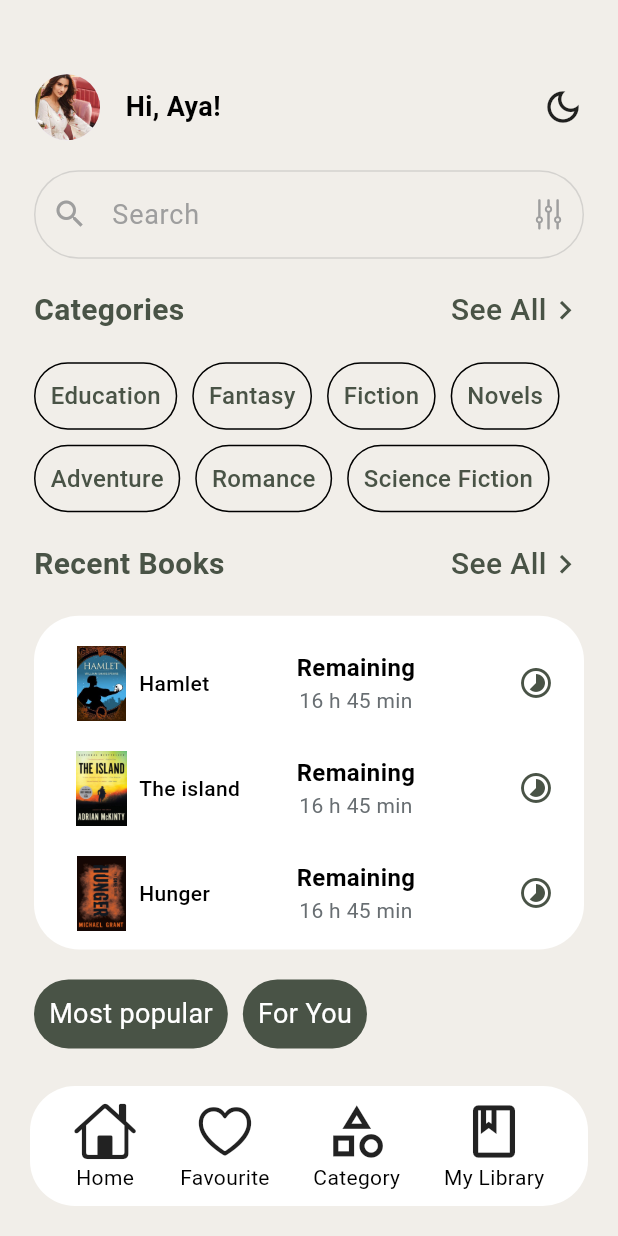
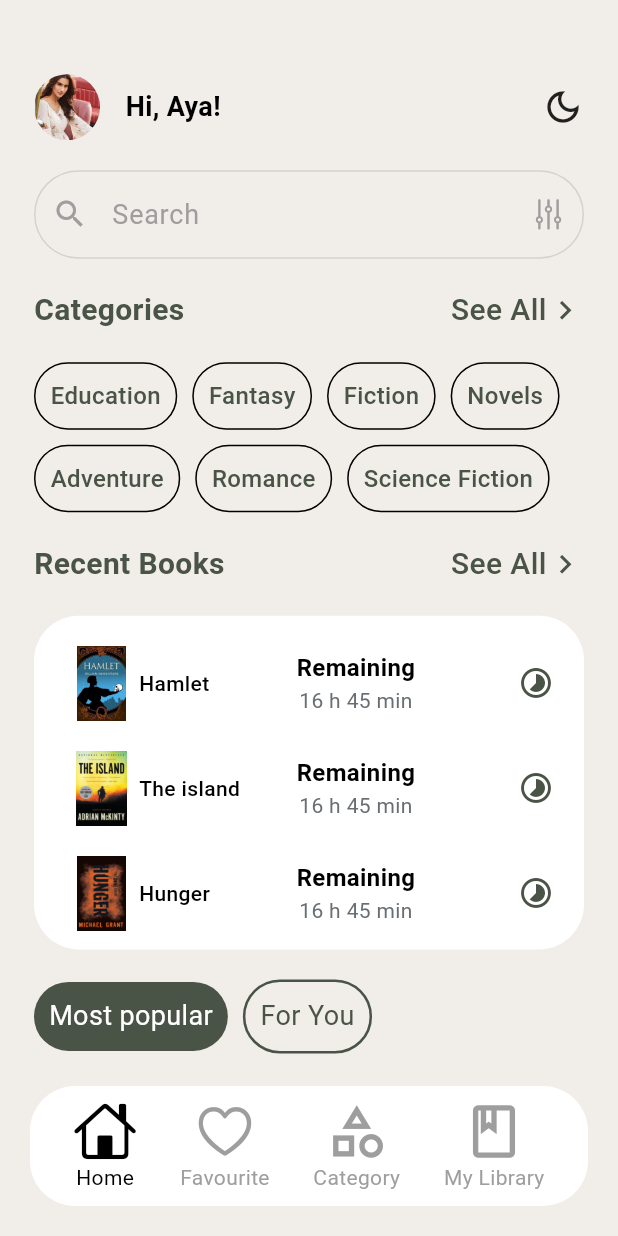
Before and after one commit to ISLAM2ADEL/book_store, a Flutter app: the Home screen opened directly, on a phone screen of 412 x 824 dp. Run offline on Flutter 3.47's test engine with Material 3 defaults, Android fonts, the phone set to English and light mode, and no system bars; our stand-ins replace bloc, flutter_bloc, get, icons_plus, smooth_page_indicator; network calls fail.

Commit message:
home cubit (1) eslam

```diff
--- a/lib/Auth/LogIn_Screen/LogIn_Screen.dart
+++ b/lib/Auth/LogIn_Screen/LogIn_Screen.dart
@@ -1,5 +1,6 @@
 import 'package:book_store/Auth/OnBoardingScreen.dart';
 import 'package:book_store/Auth/SignUp_Screen/SignUP_Screen.dart';
+import 'package:book_store/home%20screen/home.dart';
 import 'package:flutter/cupertino.dart';
 import 'package:flutter/material.dart';
 import 'package:get/get.dart';
@@ -161,7 +162,9 @@ class _LoginScreenState extends State<LoginScreen> {
                 // Login Button
                 Center(
                   child: InkWell(
-                    onTap: () {},
+                    onTap: () {
+                      Get.offAll(const Home());
+                    },
                     child: CreateAccContainer(
                       fontColor: Colors.white,
                       height: height * 0.06,
--- /dev/null
+++ b/lib/book space cubit/bottom cubit/bottom_cubit.dart
@@ -0,0 +1,36 @@
+import 'package:bloc/bloc.dart';
+import 'package:meta/meta.dart';
+
+part 'bottom_state.dart';
+
+enum Bar { home, favourite, category, myLibrary }
+
+class BottomCubit extends Cubit<BottomState> {
+  BottomCubit() : super(BottomInitial());
+
+  Bar barChoice = Bar.home;
+
+  void home() {
+    barChoice = Bar.home;
+    emit(BottomHome());
+  }
+
+  void favourite() {
+    barChoice = Bar.favourite;
+    emit(BottomFavourite());
+  }
+
+  void category() {
+    barChoice = Bar.category;
+    emit(BottomCategory());
+  }
+
+  void myLibrary() {
+    barChoice = Bar.myLibrary;
+    emit(BottomMyLibrary());
+  }
+
+  Bar getBarChoice() {
+    return barChoice;
+  }
+}
--- /dev/null
+++ b/lib/book space cubit/bottom cubit/bottom_state.dart
@@ -0,0 +1,14 @@
+part of 'bottom_cubit.dart';
+
+@immutable
+sealed class BottomState {}
+
+final class BottomInitial extends BottomState {}
+
+final class BottomMyLibrary extends BottomState {}
+
+final class BottomCategory extends BottomState {}
+
+final class BottomFavourite extends BottomState {}
+
+final class BottomHome extends BottomState {}
--- /dev/null
+++ b/lib/book space cubit/home cubit/home_cubit.dart
@@ -0,0 +1,47 @@
+import 'package:bloc/bloc.dart';
+import 'package:meta/meta.dart';
+
+part 'home_state.dart';
+
+enum Choice { mostPopular, forYou }
+
+enum Book { bestSeller, latest, comingSoon }
+
+class HomeCubit extends Cubit<HomeState> {
+  HomeCubit() : super(HomeInitial());
+  Choice choice = Choice.mostPopular;
+  Book book = Book.bestSeller;
+
+  void mostPopular() {
+    choice = Choice.mostPopular;
+    emit(HomeMostPopular());
+  }
+
+  void forYou() {
+    choice = Choice.forYou;
+    emit(HomeForYou());
+  }
+
+  Choice getChoice() {
+    return choice;
+  }
+
+  void bestSeller() {
+    book = Book.bestSeller;
+    emit(HomeBestSeller());
+  }
+
+  void latest() {
+    book = Book.latest;
+    emit(HomeLatest());
+  }
+
+  void comingSoon() {
+    book = Book.comingSoon;
+    emit(HomeComingSoon());
+  }
+
+  Book getBook() {
+    return book;
+  }
+}
--- /dev/null
+++ b/lib/book space cubit/home cubit/home_state.dart
@@ -0,0 +1,16 @@
+part of 'home_cubit.dart';
+
+@immutable
+sealed class HomeState {}
+
+final class HomeInitial extends HomeState {}
+
+final class HomeMostPopular extends HomeState {}
+
+final class HomeForYou extends HomeState {}
+
+final class HomeComingSoon extends HomeState {}
+
+final class HomeLatest extends HomeState {}
+
+final class HomeBestSeller extends HomeState {}
--- /dev/null
+++ b/lib/custom bottom bar/custom_bottom_bar.dart
@@ -0,0 +1,101 @@
+import 'package:book_store/book%20space%20cubit/bottom%20cubit/bottom_cubit.dart';
+import 'package:flutter/cupertino.dart';
+import 'package:flutter/material.dart';
+import 'package:flutter_bloc/flutter_bloc.dart';
+
+class CustomBottomBar extends StatelessWidget {
+  const CustomBottomBar({super.key});
+
+  @override
+  Widget build(BuildContext context) {
+    final cubit = context.read<BottomCubit>();
+    return Padding(
+      padding: const EdgeInsets.symmetric(horizontal: 20.0, vertical: 20.0),
+      child: Container(
+        height: 80,
+        decoration: BoxDecoration(
+          color: Colors.white,
+          borderRadius: BorderRadius.circular(30.0),
+        ),
+        child: BlocBuilder<BottomCubit, BottomState>(
+          builder: (context, state) {
+            Bar myChoice = cubit.getBarChoice();
+            return Row(
+              mainAxisAlignment: MainAxisAlignment.spaceEvenly,
+              children: [
+                InkWell(
+                  child: _bottomNavButtons(
+                    icons: CupertinoIcons.home,
+                    text: "Home",
+                    bottomColor:
+                        myChoice == Bar.home ? Colors.black : Colors.grey,
+                  ),
+                  onTap: () {
+                    cubit.home();
+                  },
+                ),
+                InkWell(
+                  child: _bottomNavButtons(
+                    icons: CupertinoIcons.heart,
+                    text: "Favourite",
+                    bottomColor:
+                        myChoice == Bar.favourite ? Colors.black : Colors.grey,
+                  ),
+                  onTap: () {
+                    cubit.favourite();
+                  },
+                ),
+                InkWell(
+                  child: _bottomNavButtons(
+                    icons: Icons.category_outlined,
+                    text: "Category",
+                    bottomColor:
+                        myChoice == Bar.category ? Colors.black : Colors.grey,
+                  ),
+                  onTap: () {
+                    cubit.category();
+                  },
+                ),
+                InkWell(
+                  child: _bottomNavButtons(
+                    icons: Icons.book_outlined,
+                    text: "My Library",
+                    bottomColor:
+                        myChoice == Bar.myLibrary ? Colors.black : Colors.grey,
+                  ),
+                  onTap: () {
+                    cubit.myLibrary();
+                  },
+                ),
+              ],
+            );
+          },
+        ),
+      ),
+    );
+  }
+
+  Column _bottomNavButtons({
+    required IconData icons,
+    required String text,
+    required Color bottomColor,
+  }) {
+    return Column(
+      mainAxisAlignment: MainAxisAlignment.center,
+      children: [
+        Icon(
+          icons,
+          color: bottomColor,
+          size: 42,
+        ),
+        Text(
+          text,
+          style: TextStyle(
+            color: bottomColor,
+            fontSize: 14,
+          ),
+        )
+      ],
+    );
+  }
+}
--- a/lib/home screen/home.dart
+++ b/lib/home screen/home.dart
@@ -1,6 +1,9 @@
+import 'package:book_store/book%20space%20cubit/home%20cubit/home_cubit.dart';
 import 'package:book_store/const.dart';
+import 'package:book_store/custom%20bottom%20bar/custom_bottom_bar.dart';
 import 'package:flutter/cupertino.dart';
 import 'package:flutter/material.dart';
+import 'package:flutter_bloc/flutter_bloc.dart';
 
 class Home extends StatelessWidget {
   const Home({super.key});
@@ -9,6 +12,7 @@ class Home extends StatelessWidget {
   Widget build(BuildContext context) {
     final height = MediaQuery.of(context).size.height;
     final width = MediaQuery.of(context).size.width;
+    final cubit = context.read<HomeCubit>();
     return Scaffold(
       backgroundColor: white,
       body: SingleChildScrollView(
@@ -95,16 +99,50 @@ class Home extends StatelessWidget {
               ),
               SizedBox(
                 width: double.infinity,
-                child: Row(
+                child: BlocBuilder<HomeCubit, HomeState>(
+                  builder: (context, state) {
+                    Choice myChoice = cubit.getChoice();
+                    return Row(
                       mainAxisAlignment: MainAxisAlignment.start,
                       mainAxisSize: MainAxisSize.min,
                       children: [
-                    _bookType(text: "Most popular"),
+                        InkWell(
+                          child: _bookType(
+                            text: "Most popular",
+                            containerColor: myChoice == Choice.mostPopular
+                                ? darkGreen
+                                : Colors.transparent,
+                            textColor: myChoice == Choice.mostPopular
+                                ? Colors.white
+                                : darkGreen,
+                            border:
+                                myChoice == Choice.mostPopular ? false : true,
+                          ),
+                          onTap: () {
+                            cubit.mostPopular();
+                          },
+                        ),
                         const SizedBox(
                           width: 10,
                         ),
-                    _bookType(text: "For You"),
+                        InkWell(
+                          child: _bookType(
+                            text: "For You",
+                            containerColor: myChoice == Choice.forYou
+                                ? darkGreen
+                                : Colors.transparent,
+                            textColor: myChoice == Choice.forYou
+                                ? Colors.white
+                                : darkGreen,
+                            border: myChoice == Choice.forYou ? false : true,
+                          ),
+                          onTap: () {
+                            cubit.forYou();
+                          },
+                        ),
                       ],
+                    );
+                  },
                 ),
               ),
               const SizedBox(
@@ -130,20 +168,67 @@ class Home extends StatelessWidget {
               ),
               SizedBox(
                 width: double.infinity,
-                child: Row(
+                child: BlocBuilder<HomeCubit, HomeState>(
+                  builder: (context, state) {
+                    Book myBook = cubit.getBook();
+                    return Row(
                       mainAxisAlignment: MainAxisAlignment.start,
                       mainAxisSize: MainAxisSize.min,
                       children: [
-                    _bookType(text: "Best Seller"),
+                        InkWell(
+                          child: _bookType(
+                            text: "Best Seller",
+                            containerColor: myBook == Book.bestSeller
+                                ? darkGreen
+                                : Colors.transparent,
+                            textColor: myBook == Book.bestSeller
+                                ? Colors.white
+                                : darkGreen,
+                            border: myBook == Book.bestSeller ? false : true,
+                          ),
+                          onTap: () {
+                            cubit.bestSeller();
+                          },
+                        ),
                         const SizedBox(
                           width: 10,
                         ),
-                    _bookType(text: "Latest"),
+                        InkWell(
+                          child: _bookType(
+                            text: "Latest",
+                            containerColor: myBook == Book.latest
+                                ? darkGreen
+                                : Colors.transparent,
+                            textColor: myBook == Book.latest
+                                ? Colors.white
+                                : darkGreen,
+                            border: myBook == Book.latest ? false : true,
+                          ),
+                          onTap: () {
+                            cubit.latest();
+                          },
+                        ),
                         const SizedBox(
                           width: 10,
                         ),
-                    _bookType(text: "Coming Soon"),
+                        InkWell(
+                          child: _bookType(
+                            text: "Coming Soon",
+                            containerColor: myBook == Book.comingSoon
+                                ? darkGreen
+                                : Colors.transparent,
+                            textColor: myBook == Book.comingSoon
+                                ? Colors.white
+                                : darkGreen,
+                            border: myBook == Book.comingSoon ? false : true,
+                          ),
+                          onTap: () {
+                            cubit.comingSoon();
+                          },
+                        ),
                       ],
+                    );
+                  },
                 ),
               ),
               const SizedBox(
@@ -191,48 +276,7 @@ class Home extends StatelessWidget {
           ),
         ),
       ),
-      bottomNavigationBar: Padding(
-        padding: const EdgeInsets.symmetric(horizontal: 20.0, vertical: 20.0),
-        child: Container(
-          height: 80,
-          decoration: BoxDecoration(
-            color: Colors.white,
-            borderRadius: BorderRadius.circular(30.0),
-          ),
-          child: Row(
-            mainAxisAlignment: MainAxisAlignment.spaceEvenly,
-            children: [
-              _bottomNavButtons(icons: CupertinoIcons.home, text: "Home"),
-              _bottomNavButtons(icons: CupertinoIcons.heart, text: "Favourite"),
-              _bottomNavButtons(
-                  icons: Icons.category_outlined, text: "Category"),
-              _bottomNavButtons(icons: Icons.book_outlined, text: "My Library"),
-            ],
-          ),
-        ),
-      ),
-    );
-  }
-
-  Column _bottomNavButtons({
-    required IconData icons,
-    required String text,
-  }) {
-    return Column(
-      mainAxisAlignment: MainAxisAlignment.center,
-      children: [
-        Icon(
-          icons,
-          size: 42,
-        ),
-        Text(
-          text,
-          style: const TextStyle(
-            color: Colors.black,
-            fontSize: 14,
-          ),
-        )
-      ],
+      bottomNavigationBar: const CustomBottomBar(),
     );
   }
 
@@ -359,17 +403,21 @@ class Home extends StatelessWidget {
 
   Widget _bookType({
     required String text,
+    required Color containerColor,
+    required Color textColor,
+    bool border = false,
   }) {
     return Container(
       padding: const EdgeInsets.all(10.0),
       decoration: BoxDecoration(
-        color: darkGreen,
+        color: containerColor,
         borderRadius: BorderRadius.circular(30),
+        border: border ? Border.all(color: darkGreen, width: 1.7) : null,
       ),
       child: Text(
         text,
-        style: const TextStyle(
-          color: Colors.white,
+        style: TextStyle(
+          color: textColor,
           fontSize: 18,
         ),
       ),
--- a/lib/main.dart
+++ b/lib/main.dart
@@ -1,5 +1,8 @@
 import 'package:book_store/Auth/SplashScreen.dart';
+import 'package:book_store/book%20space%20cubit/bottom%20cubit/bottom_cubit.dart';
+import 'package:book_store/book%20space%20cubit/home%20cubit/home_cubit.dart';
 import 'package:flutter/material.dart';
+import 'package:flutter_bloc/flutter_bloc.dart';
 import 'package:get/get_navigation/src/root/get_material_app.dart';
 
 void main() {
@@ -12,9 +15,19 @@ class MyApp extends StatelessWidget {
   // This widget is the root of your application.
   @override
   Widget build(BuildContext context) {
-    return GetMaterialApp(
-      debugShowCheckedModeBanner: false,
-      home: Splashscreen(),
+    return MultiBlocProvider(
+      providers: [
+        BlocProvider(
+          create: (context) => HomeCubit(),
+        ),
+        BlocProvider(
+          create: (context) => BottomCubit(),
+        ),
+      ],
+      child: GetMaterialApp(
+        debugShowCheckedModeBanner: false,
+        home: Splashscreen(),
+      ),
     );
   }
 }
```
Lines whose indentation alone changed are shown as unchanged.
